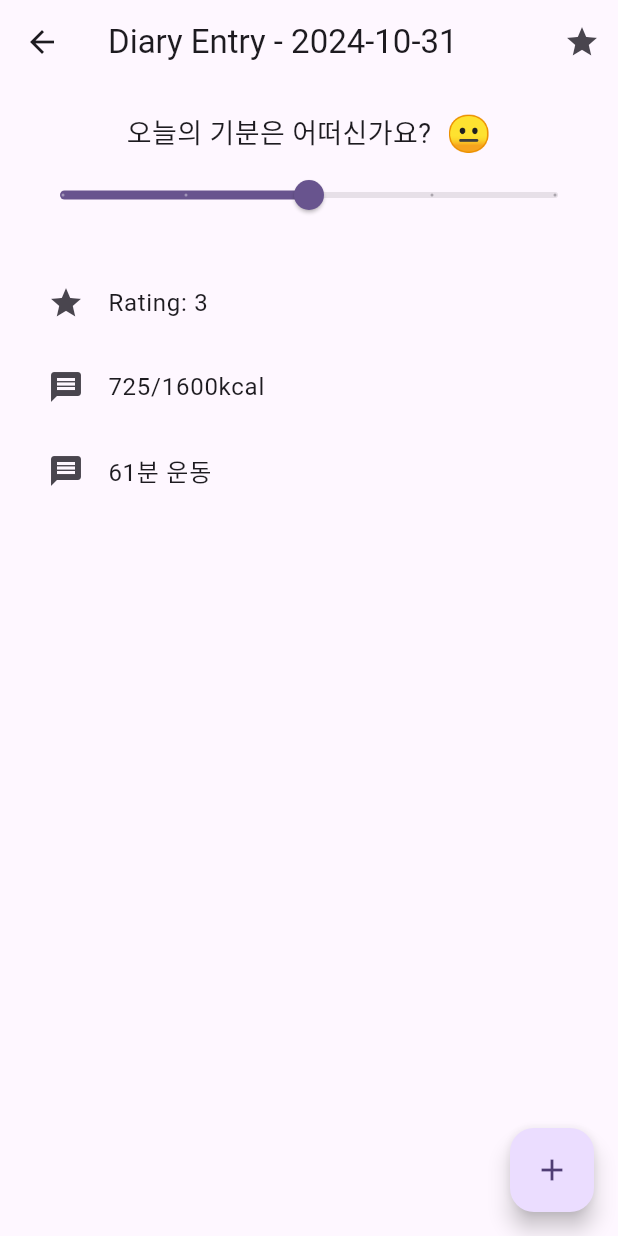
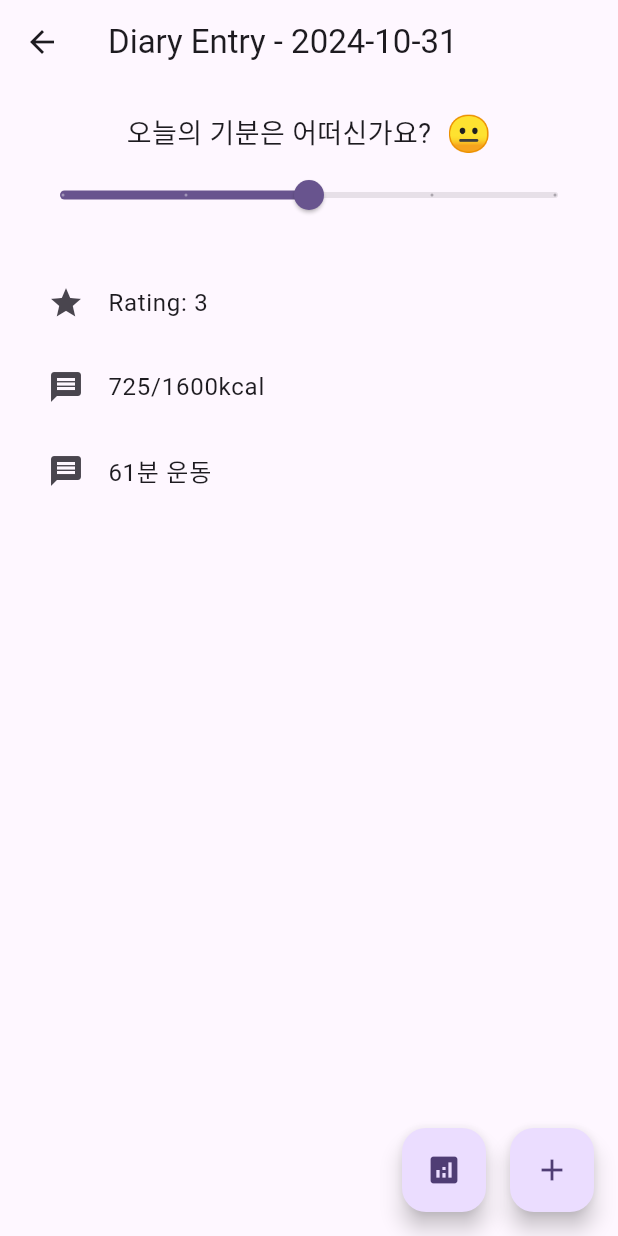
Before and after one commit to JUD210/liferpg_flutter_daireview, a Flutter app: the screen it shows after launch, after a tap on "자세히 보기", on a phone screen of 412 x 824 dp. Run offline on Flutter 3.47's test engine with Material 3 defaults, Android fonts, the phone set to English and light mode, and no system bars; our stand-ins replace flutter_dotenv, google_generative_ai, table_calendar; network calls fail.

Commit message:
Feature | Gemini | Add gemini analyzer in the diary_detail_page

```diff
--- a/lib/pages/diary_detail_page.dart
+++ b/lib/pages/diary_detail_page.dart
@@ -1,5 +1,7 @@
 import 'package:flutter/material.dart';
 import '../utils/utils.dart';
+import '../utils/analyzeDiary.dart';
+import 'package:flutter_dotenv/flutter_dotenv.dart';
 
 class DiaryDetailPage extends StatefulWidget {
   const DiaryDetailPage({super.key});
@@ -9,25 +11,38 @@ class DiaryDetailPage extends StatefulWidget {
 }
 
 class DiaryDetailPageState extends State<DiaryDetailPage> {
-  double _rating = 3.0; // Default rating
+  double _rating = 3.0;
   final TextEditingController _diaryController = TextEditingController();
-  final List<String> _notes = []; // List to store notes
-  late DateTime _date; // 선택한 날짜
-  late List<dynamic> _events; // 선택한 날짜의 이벤트 목록
+  final List<String> _notes = [];
+  late DateTime _date;
+  late List<dynamic> _events;
+  String? apiKey;
+  String _analyzedText = "";
+  bool _isAnalyzing = false;
+
+  @override
+  void initState() {
+    super.initState();
+    _initializeAPIKey(); // API 키 초기화
+  }
+
+  Future<void> _initializeAPIKey() async {
+    await dotenv.load(fileName: ".env");
+    setState(() {
+      apiKey = dotenv.env['GEMINI_API_KEY'];
+      // debugPrint("Loaded API Key: $apiKey"); // For debugging purposes
+    });
+  }
 
   @override
   void didChangeDependencies() {
     super.didChangeDependencies();
-
-    // arguments로 전달된 데이터를 초기화
-    final Map<String, dynamic> args =
+    final args =
         ModalRoute.of(context)?.settings.arguments as Map<String, dynamic>;
-    _date = args['date']; // 선택한 날짜
-    _events = args['events']; // 선택한 날짜의 이벤트 목록
-
-    // 초기 값을 설정
+    _date = args['date'];
+    _events = args['events'];
     _notes.addAll(_events
-        .where((event) => event is! Rating) // Note 타입의 이벤트만 추가
+        .where((event) => event is! Rating)
         .map((event) => event.toString()));
     var ratingEvent =
         _events.firstWhere((event) => event is Rating, orElse: () => null);
@@ -42,19 +57,11 @@ class DiaryDetailPageState extends State<DiaryDetailPage> {
 
   @override
   Widget build(BuildContext context) {
-    final String date = _date.toLocal().toString().split(' ')[0]; // 날짜 형식
+    final String date = _date.toLocal().toString().split(' ')[0];
 
     return Scaffold(
       appBar: AppBar(
         title: Text('Diary Entry - $date'),
-        actions: [
-          IconButton(
-            icon: const Icon(Icons.star),
-            onPressed: () {
-              // Handle Gemini review action
-            },
-          ),
-        ],
       ),
       body: Padding(
         padding: const EdgeInsets.all(16.0),
@@ -63,15 +70,10 @@ class DiaryDetailPageState extends State<DiaryDetailPage> {
             Row(
               mainAxisAlignment: MainAxisAlignment.center,
               children: [
-                const Text(
-                  '오늘의 기분은 어떠신가요?',
-                  style: TextStyle(fontSize: 18),
-                ),
+                const Text('오늘의 기분은 어떠신가요?', style: TextStyle(fontSize: 18)),
                 const SizedBox(width: 10),
-                Text(
-                  getEmojiForRating(_rating), // Display emoji
-                  style: const TextStyle(fontSize: 24),
-                ),
+                Text(getEmojiForRating(_rating),
+                    style: const TextStyle(fontSize: 24)),
               ],
             ),
             Slider(
@@ -86,8 +88,19 @@ class DiaryDetailPageState extends State<DiaryDetailPage> {
               },
             ),
             const SizedBox(height: 20),
-            Expanded(
-              child: ListView.builder(
+            Expanded(child: _buildNotesList()),
+            const SizedBox(height: 20),
+            if (_isAnalyzing) const CircularProgressIndicator(),
+            if (_analyzedText.isNotEmpty) _buildAnalysisResult(),
+          ],
+        ),
+      ),
+      floatingActionButton: _buildFloatingButtons(),
+    );
+  }
+
+  Widget _buildNotesList() {
+    return ListView.builder(
       itemCount: _events.length,
       itemBuilder: (context, index) {
         final event = _events[index];
@@ -96,38 +109,50 @@ class DiaryDetailPageState extends State<DiaryDetailPage> {
               ? const Icon(Icons.star)
               : const Icon(Icons.message),
           title: Text(event.toString()),
-                    onTap: () => event is Rating
-                        ? showEditRatingDialog(
-                            context,
-                            event,
-                            _date,
-                            index,
-                            selectedEvents: ValueNotifier(_events),
-                            updateEvents: (date, events) => setState(() {
-                              _events = events;
-                            }),
-                          )
-                        : showEditEventDialog(
-                            context,
-                            event,
-                            _date,
-                            index,
-                            selectedEvents: ValueNotifier(_events),
-                            updateEvents: (date, events) => setState(() {
-                              _events = events;
-                            }),
+        );
+      },
+    );
+  }
+
+  Widget _buildAnalysisResult() {
+    return Expanded(
+      child: Container(
+        padding: const EdgeInsets.all(16.0),
+        decoration: BoxDecoration(
+          color: Colors.teal[50],
+          borderRadius: BorderRadius.circular(12.0),
+        ),
+        width: double.infinity,
+        child: SingleChildScrollView(
+          child: SelectableText(
+            _analyzedText,
+            style: TextStyle(
+              fontSize: 18.0,
+              color: Colors.teal[900],
+              fontFamily: 'Montserrat',
+            ),
+          ),
+        ),
       ),
     );
-                },
+  }
+
+  Widget _buildFloatingButtons() {
+    return Row(
+      mainAxisAlignment: MainAxisAlignment.end,
+      children: [
+        FloatingActionButton(
+          onPressed: _isAnalyzing ? null : _performGeminiAnalysis,
+          heroTag: 'GeminiAnalysis',
+          child: const Icon(Icons.analytics),
         ),
+        const SizedBox(width: 16),
+        FloatingActionButton(
+          onPressed: _addNote,
+          heroTag: 'AddNote',
+          child: const Icon(Icons.add),
         ),
       ],
-        ),
-      ),
-      floatingActionButton: FloatingActionButton(
-        onPressed: _addNote,
-        child: const Icon(Icons.add),
-      ),
     );
   }
 
@@ -135,8 +160,43 @@ class DiaryDetailPageState extends State<DiaryDetailPage> {
     final note = await addNoteDialog(context, _diaryController);
     if (note != null) {
       setState(() {
-        _notes.add(note); // 입력된 텍스트를 _notes에 추가
-        _events.add(Note(note)); // 추가된 노트를 이벤트 리스트에 포함
+        _notes.add(note);
+        _events.add(Note(note));
+      });
+    }
+  }
+
+  Future<void> _performGeminiAnalysis() async {
+    if (apiKey == null || apiKey!.isEmpty) {
+      debugPrint('API 키가 없습니다. .env 파일을 확인하세요.');
+      return;
+    }
+
+    setState(() {
+      _isAnalyzing = true;
+      _analyzedText = "";
+    });
+
+    String diaryContent = '''
+      날짜: ${_date.toLocal()}
+      별점: ${_rating.toInt()} / 5
+      노트:
+      ${_notes.join('\n')}
+    ''';
+
+    try {
+      final String result = await analyzeDiary(context, diaryContent, apiKey!);
+      setState(() {
+        _analyzedText = result;
+      });
+    } catch (e) {
+      debugPrint('Gemini 분석 중 오류 발생: $e');
+      setState(() {
+        _analyzedText = '분석 중 오류가 발생했습니다.';
+      });
+    } finally {
+      setState(() {
+        _isAnalyzing = false;
       });
     }
   }
--- a/pubspec.yaml
+++ b/pubspec.yaml
@@ -37,6 +37,8 @@ dependencies:
   cupertino_icons: ^1.0.8
   table_calendar: ^3.1.2
   intl: ^0.19.0
+  google_generative_ai: ^0.4.6
+  flutter_dotenv: ^5.2.1
 
 dev_dependencies:
   flutter_test:
@@ -63,6 +65,7 @@ flutter:
   # To add assets to your application, add an assets section, like this:
   assets:
    - assets/images/logos/
+   - .env
 
   # An image asset can refer to one or more resolution-specific "variants", see
   # https://flutter.dev/to/resolution-aware-images
```
Also changed, not shown: lib/utils/analyzeDiary.dart (added, +35 -0 lines), pubspec.lock, 1 other file. Lines whose indentation alone changed are shown as unchanged.
